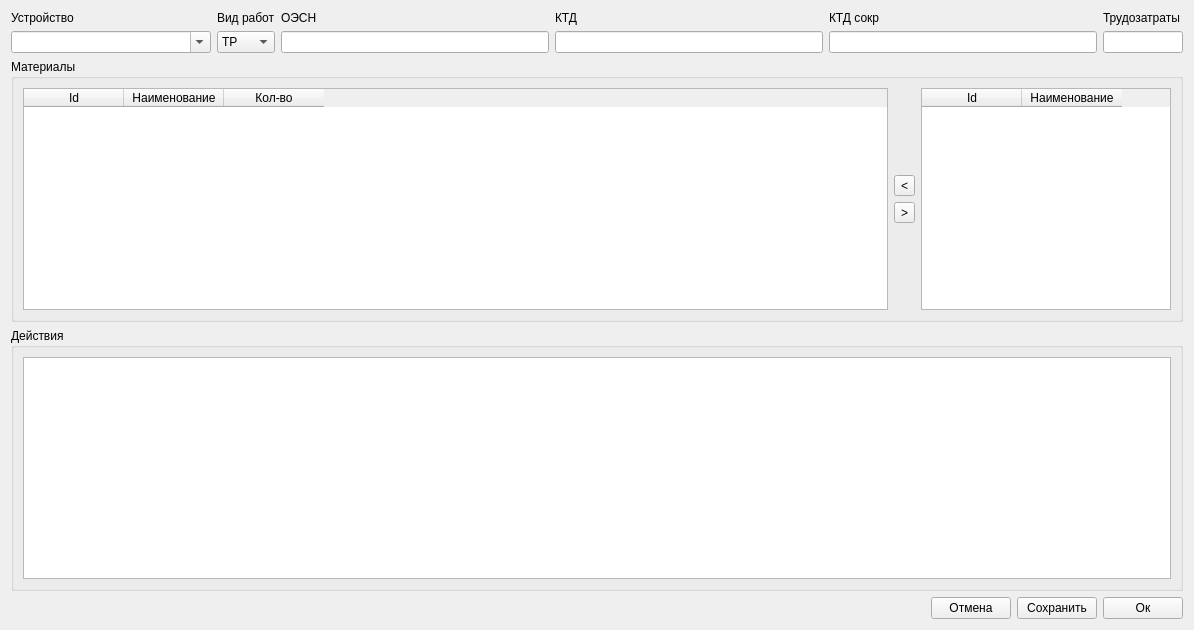
Above: normativeform.ui from Balyaev-D-A/MFDB before the change. Below: the same form after it.
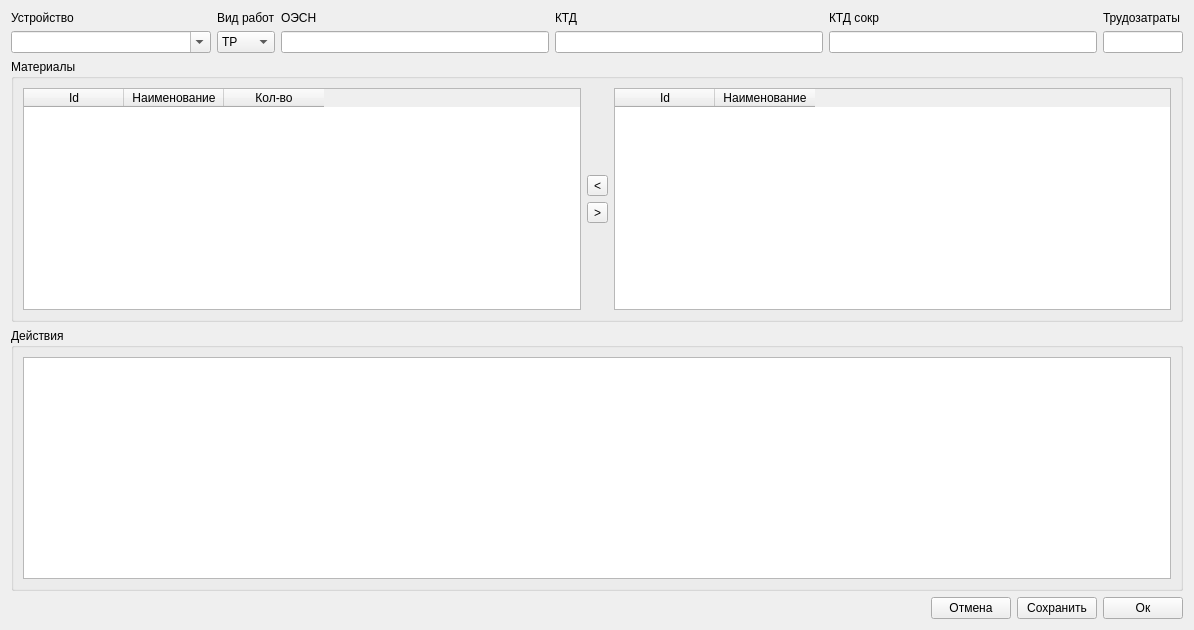
That is the form after the change. Custom widgets are drawn as their Qt base class.

Commit message: Выравнивание таблиц материалов

The edit to the form file:
```diff
--- a/normativeform.ui
+++ b/normativeform.ui
@@ -233,7 +233,7 @@
        <widget class="DragDropTable" name="materialsTable">
         <property name="maximumSize">
          <size>
-          <width>250</width>
+          <width>16777215</width>
           <height>16777215</height>
          </size>
         </property>
```
